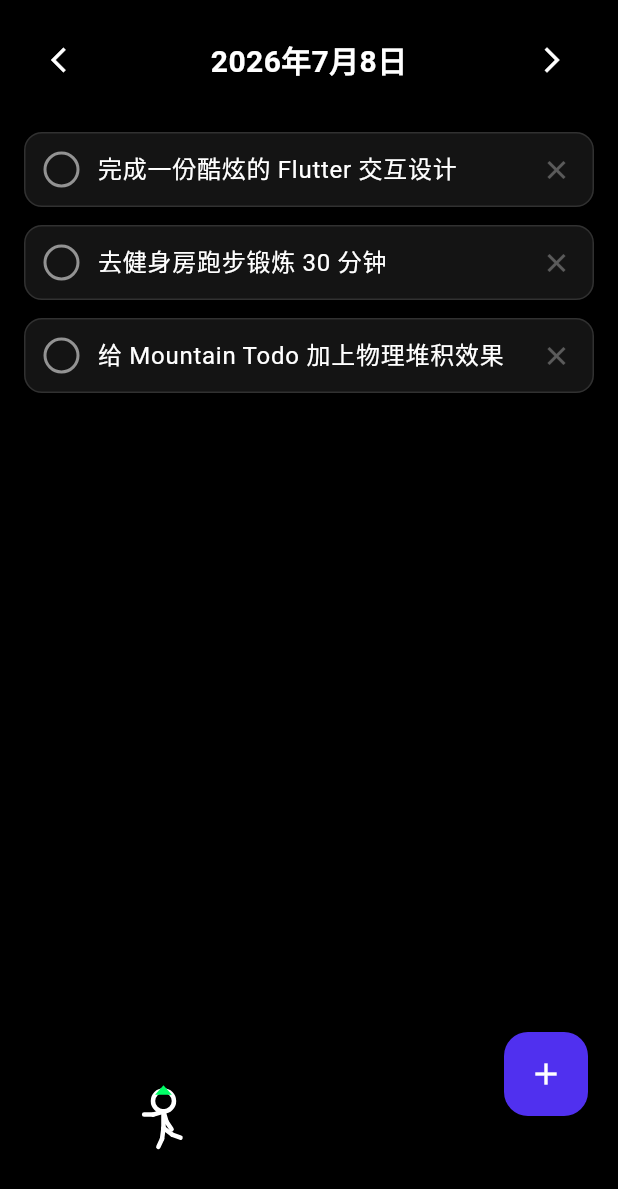
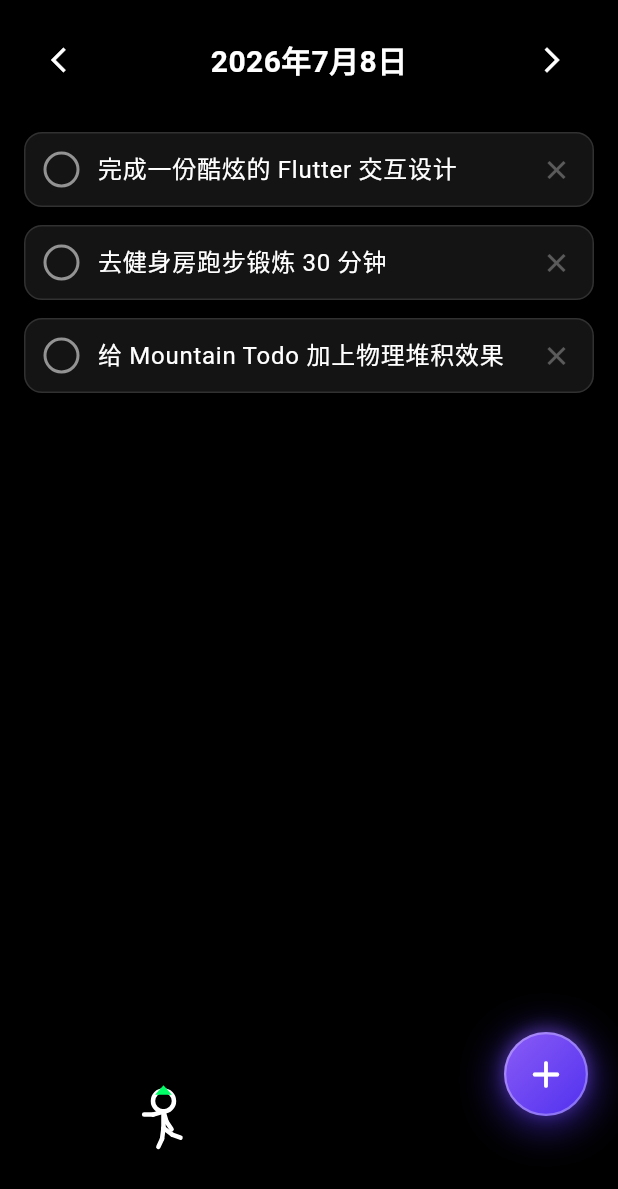
Before and after one commit to Dssssds/flutter_ani_widgets, a Flutter app: the MountainTodoScreen screen opened directly, on a phone screen of 412 x 824 dp. Shown: the top 1189 px of the screen. Run offline on Flutter 3.47's test engine with Material 3 defaults, Android fonts, the phone set to English and light mode, and no system bars; our stand-ins replace cached_network_image, equatable, flutter_animate, google_fonts, just_audio, math_expressions and 2 more; missing offline and left inert: flutter_3d_controller, flutter_shaders, forge2d, just_waveform, super_editor; accounts and stored records are empty; Roboto replaces fonts that are missing (SF Pro Display).

Commit message:
style: replace floating action button with custom premium neon button

```diff
--- a/lib/app_demo/12/screens/mountain_todo_screen.dart
+++ b/lib/app_demo/12/screens/mountain_todo_screen.dart
@@ -776,14 +776,81 @@ class _MountainTodoScreenState extends State<MountainTodoScreen>
           Positioned(
             right: 20,
             bottom: _groundYMargin + 20,
-            child: FloatingActionButton(
-              backgroundColor: const Color(0xFF5030EF),
-              child: const Icon(Icons.add, color: Colors.white),
-              onPressed: _addTodo,
-            ),
+            child: _NeonAddButton(onTap: _addTodo),
           ),
         ],
       ),
     );
   }
 }
+
+/// 自定义高档霓虹微动添加按钮
+class _NeonAddButton extends StatefulWidget {
+  final VoidCallback onTap;
+  const _NeonAddButton({required this.onTap});
+
+  @override
+  State<_NeonAddButton> createState() => _NeonAddButtonState();
+}
+
+class _NeonAddButtonState extends State<_NeonAddButton> {
+  bool _isPressed = false;
+
+  @override
+  Widget build(BuildContext context) {
+    return GestureDetector(
+      onTapDown: (_) => setState(() => _isPressed = true),
+      onTapUp: (_) => setState(() => _isPressed = false),
+      onTapCancel: () => setState(() => _isPressed = false),
+      onTap: widget.onTap,
+      child: AnimatedScale(
+        scale: _isPressed ? 0.9 : 1.0,
+        duration: const Duration(milliseconds: 100),
+        child: AnimatedContainer(
+          duration: const Duration(milliseconds: 150),
+          width: 56,
+          height: 56,
+          decoration: BoxDecoration(
+            shape: BoxShape.circle,
+            gradient: const LinearGradient(
+              colors: [
+                Color(0xFF8B5CF6), // 霓虹亮紫
+                Color(0xFF5030EF), // 深邃霓虹紫
+              ],
+              begin: Alignment.topLeft,
+              end: Alignment.bottomRight,
+            ),
+            boxShadow: [
+              // 主霓虹发光阴影
+              BoxShadow(
+                color: const Color(0xFF5030EF).withOpacity(_isPressed ? 0.45 : 0.65),
+                blurRadius: _isPressed ? 12 : 24,
+                spreadRadius: _isPressed ? 0 : 2,
+                offset: const Offset(0, 4),
+              ),
+              // 顶边缘高光发光阴影
+              BoxShadow(
+                color: const Color(0xFF8B5CF6).withOpacity(0.35),
+                blurRadius: 8,
+                spreadRadius: 1,
+                offset: const Offset(0, -2),
+              ),
+            ],
+            // 玻璃感半透明白色精致边框
+            border: Border.all(
+              color: Colors.white.withOpacity(0.3),
+              width: 1.5,
+            ),
+          ),
+          child: const Center(
+            child: Icon(
+              Icons.add_rounded,
+              color: Colors.white,
+              size: 30,
+            ),
+          ),
+        ),
+      ),
+    );
+  }
+}
```
